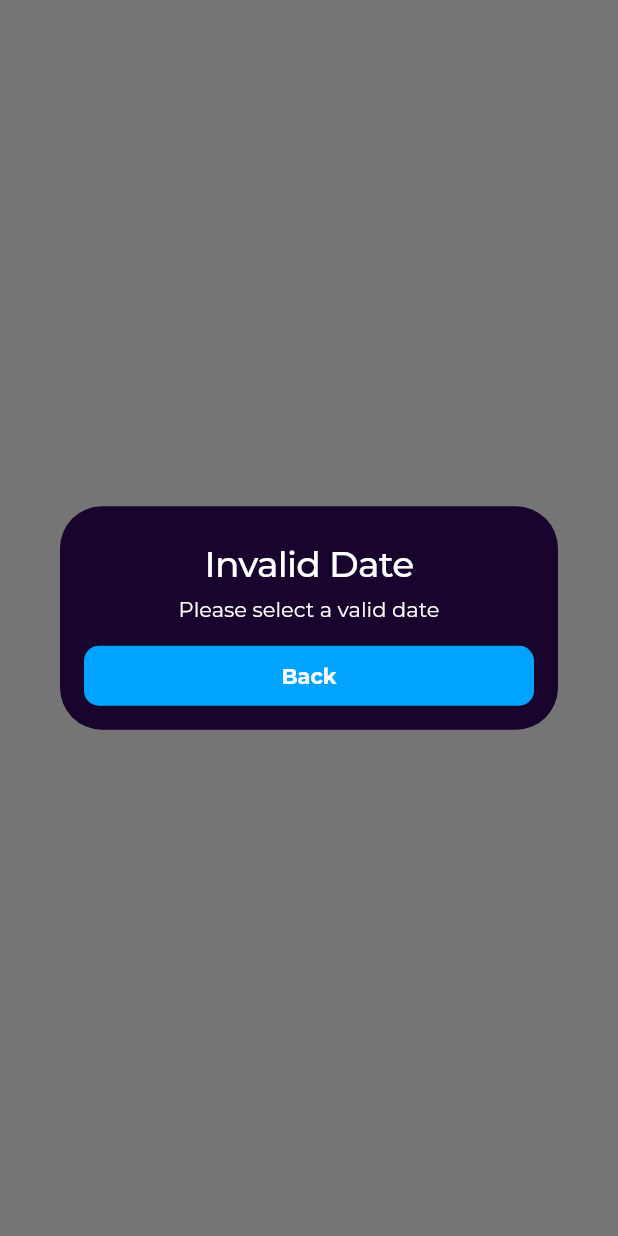
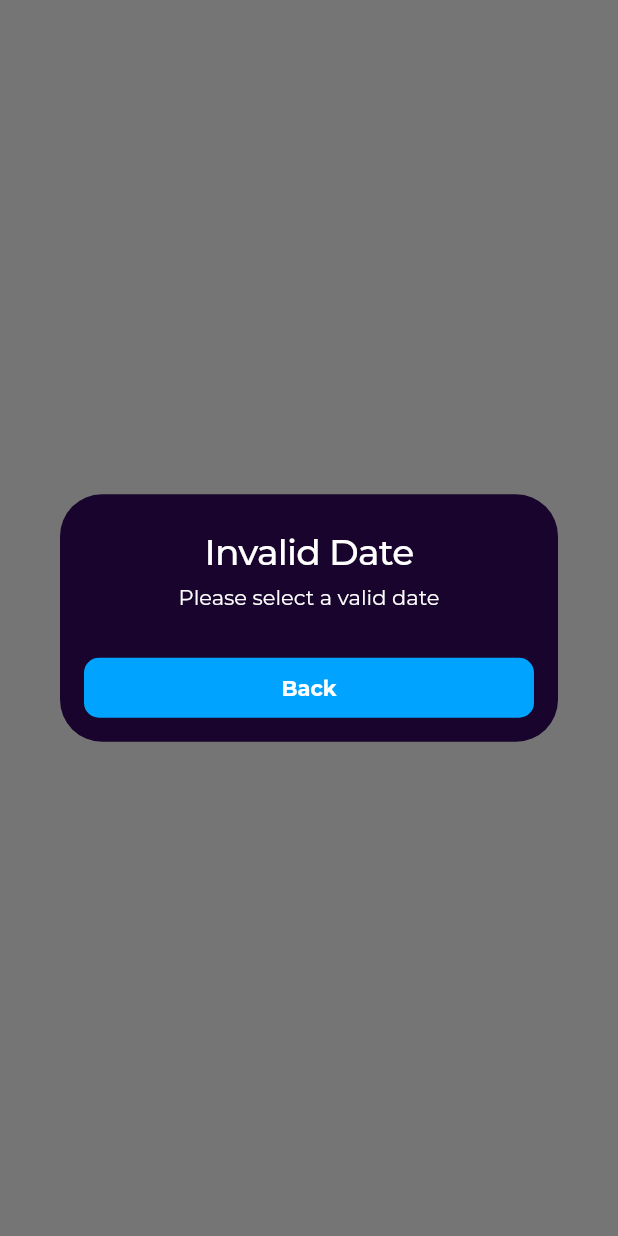
Before and after one commit to Alkali-1234/One-for-All, a Flutter app: the Calendar widget shown alone on an empty page, opened directly with empty values, after a tap on an icon or button, on a phone screen of 412 x 824 dp. Run offline on Flutter 3.47's test engine with Material 3 defaults, Android fonts, the phone set to English and light mode, and no system bars; our stand-ins replace carousel_slider, cloud_firestore, email_validator, firebase_auth, firebase_core, firebase_messaging and 10 more; missing offline and left inert: flame, flame_forge2d, flutter_shakemywidget, local_hero; accounts and stored records are empty; network calls fail; key blocks and very long unbroken strings in the code were emptied for the run.

Commit message:
Fixed calendar screen, fixed inconsistencies, updated padding to 16, added calendar screen info.

```diff
--- a/lib/screens/calendar_screen.dart
+++ b/lib/screens/calendar_screen.dart
@@ -30,7 +30,7 @@ class _CalendarScreenState extends State<CalendarScreen> {
         resizeToAvoidBottomInset: false,
         body: MainContainer(
           child: Padding(
-            padding: const EdgeInsets.all(8.0),
+            padding: const EdgeInsets.all(16.0),
             child: Column(
               children: [
                 //Month and year
@@ -60,7 +60,7 @@ class _CalendarScreenState extends State<CalendarScreen> {
                                   }
                                   selectedMonth--;
                                 });
-                                calendarKey.currentState!.initializeCalendarEvents(appState);
+                                // calendarKey.currentState!.initializeCalendarEvents(appState);
                               },
                               child: Icon(
                                 Icons.arrow_left_rounded,
@@ -79,7 +79,7 @@ class _CalendarScreenState extends State<CalendarScreen> {
                                   }
                                   selectedMonth++;
                                 });
-                                calendarKey.currentState!.initializeCalendarEvents(appState);
+                                // calendarKey.currentState!.initializeCalendarEvents(appState);
                               },
                               child: Icon(
                                 Icons.arrow_right_rounded,
@@ -95,20 +95,10 @@ class _CalendarScreenState extends State<CalendarScreen> {
                 Flexible(
                     flex: 5,
                     //not working
-                    child: PageTransitionSwitcher(
-                      transitionBuilder: (child, animation, secondaryAnimation) => SharedAxisTransition(
-                        fillColor: Colors.transparent,
-                        transitionType: SharedAxisTransitionType.horizontal,
-                        animation: animation,
-                        secondaryAnimation: secondaryAnimation,
-                        child: child,
-                      ),
-                      duration: const Duration(milliseconds: 150),
                     child: Calendar(
-                        key: calendarKey,
+                      key: Key(selectedMonth.toString() + selectedYear.toString()),
                       selectedMonth: selectedMonth,
                       selectedYear: selectedYear,
-                      ),
                     )),
                 const SizedBox(height: 10),
               ],
@@ -305,10 +295,11 @@ class _CalendarState extends State<Calendar> {
           //Check if event is in selected month and year, if yes, add to calendarDataEvents
           if (e.dueDate.month == widget.selectedMonth && e.dueDate.year == widget.selectedYear) {
             getCalendarDataEvents["events"][e.dueDate.day].add(e);
+            print("added mab data lol?????????");
           }
         }
+      });
       loadMabData = false;
-      });
     }
 
     if (appState.getLacData?.posts.isNotEmpty ?? false) {
@@ -323,6 +314,8 @@ class _CalendarState extends State<Calendar> {
       });
       loadLacData = false;
     }
+
+    if (loadMabData == false && loadLacData == false) return;
 
     print("Getting MAB Data");
 
@@ -348,7 +341,7 @@ class _CalendarState extends State<Calendar> {
     //LET'S GOO I FIXED IT
     //i'm so happy
     //i'm gonna cry
-    if (loadMabData && appState.getCurrentUser.assignedCommunity != "0") {
+    if (loadMabData && appState.getCurrentUser.assignedCommunity != "0" && appState.getMabData != null) {
       await FirebaseFirestore.instance.collection("communities").doc(appState.getCurrentUser.assignedCommunity!).collection("MAB").get().then((value) {
         for (var _element in value.docs) {
           var element = _element.data();
@@ -370,7 +363,7 @@ class _CalendarState extends State<Calendar> {
       });
     }
 
-    if (loadLacData && appState.getCurrentUser.assignedCommunity != "0" && appState.getCurrentUser.assignedSection != "0") {
+    if (loadLacData && appState.getCurrentUser.assignedCommunity != "0" && appState.getCurrentUser.assignedSection != "0" && appState.getLacData != null) {
       await FirebaseFirestore.instance.collection("communities").doc(appState.getCurrentUser.assignedCommunity!).collection("sections").doc(appState.getCurrentUser.assignedSection).collection("LAC").get().then((value) {
         for (var _element in value.docs) {
           var element = _element.data();
@@ -393,18 +386,22 @@ class _CalendarState extends State<Calendar> {
     }
 
     //Get data from MAB
+    if (loadMabData) {
       for (MabPost e in mabPosts) {
         //Check if event is in selected month and year, if yes, add to calendarDataEvents
         if (e.dueDate.month == widget.selectedMonth && e.dueDate.year == widget.selectedYear) {
           getCalendarDataEvents["events"][e.dueDate.day].add(e);
         }
       }
+    }
 
     //Get data from LAC
+    if (loadLacData) {
       for (LACPost e in lacPosts) {
         //Check if event is in selected month and year, if yes, add to calendarDataEvents
         if (e.dueDate.month == widget.selectedMonth && e.dueDate.year == widget.selectedYear) {
           getCalendarDataEvents["events"][e.dueDate.day].add(e);
+        }
       }
     }
     // Set data to appstate
@@ -561,6 +558,8 @@ class _CalendarState extends State<Calendar> {
                               context: context,
                               builder: (BuildContext context) {
                                 return SelectedDateModal(
+                                  lacPosts: getCalendarDataEvents["events"][getCalendarData["week${i + 1}"]["dates"][j]].where((item) => item is LACPost).toList(),
+                                  mabPosts: getCalendarDataEvents["events"][getCalendarData["week${i + 1}"]["dates"][j]].where((item) => item is MabPost).toList(),
                                   title: "${getCalendarDataEvents["events"][getCalendarData["week${i + 1}"]["dates"][j]].length} Events",
                                   description: "${getCalendarData["week${i + 1}"]["dates"][j]} of ${getMonthsOfTheYear[widget.selectedMonth]}, ${widget.selectedYear}",
                                 );
@@ -572,6 +571,8 @@ class _CalendarState extends State<Calendar> {
                                 return const SelectedDateModal(
                                   title: "Invalid Date",
                                   description: "Please select a valid date",
+                                  mabPosts: [],
+                                  lacPosts: [],
                                 );
                               });
                         }
@@ -599,8 +600,10 @@ class _CalendarState extends State<Calendar> {
 
 //Mab Modal
 class SelectedDateModal extends StatelessWidget {
-  const SelectedDateModal({super.key, required this.title, required this.description});
+  const SelectedDateModal({super.key, required this.title, required this.description, required this.mabPosts, required this.lacPosts});
   final String title, description;
+  final List<dynamic> mabPosts;
+  final List<dynamic> lacPosts;
 
   @override
   Widget build(BuildContext context) {
@@ -611,6 +614,7 @@ class SelectedDateModal extends StatelessWidget {
       backgroundColor: theme.background,
       child: Padding(
         padding: const EdgeInsets.all(16.0),
+        child: SingleChildScrollView(
           child: Column(
             mainAxisSize: MainAxisSize.min,
             children: [
@@ -625,6 +629,50 @@ class SelectedDateModal extends StatelessWidget {
               //Sub header
               Text(description, style: textTheme.displaySmall, textAlign: TextAlign.center),
               const SizedBox(height: 16),
+              for (int i = 0; i < mabPosts.length; i++)
+                Padding(
+                  padding: const EdgeInsets.symmetric(vertical: 4.0),
+                  child: Container(
+                    decoration: BoxDecoration(
+                      color: theme.primaryContainer,
+                      borderRadius: BorderRadius.circular(10),
+                    ),
+                    padding: const EdgeInsets.all(8),
+                    child: Row(
+                      children: [
+                        Expanded(
+                            child: Text(
+                          mabPosts[i].title,
+                          style: textTheme.displaySmall,
+                        )),
+                      ],
+                    ),
+                  ),
+                ),
+              for (int i = 0; i < lacPosts.length; i++)
+                Padding(
+                  padding: const EdgeInsets.symmetric(vertical: 4.0),
+                  child: Container(
+                    decoration: BoxDecoration(
+                      color: theme.primaryContainer,
+                      borderRadius: BorderRadius.circular(10),
+                    ),
+                    padding: const EdgeInsets.all(8),
+                    child: Row(
+                      children: [
+                        Expanded(
+                            child: Text(
+                          lacPosts[i].title,
+                          style: textTheme.displaySmall,
+                        )),
+                      ],
+                    ),
+                  ),
+                ),
+
+              const SizedBox(
+                height: 16,
+              ),
               //Back button
               Container(
                 height: 40,
@@ -655,6 +703,7 @@ class SelectedDateModal extends StatelessWidget {
             ],
           ),
         ),
+      ),
     );
   }
 }
--- a/lib/screens/mab_lac_screen.dart
+++ b/lib/screens/mab_lac_screen.dart
@@ -145,7 +145,7 @@ class _MABLACScreenState extends State<MABLACScreen> {
                   //Body
                   Expanded(
                     child: Padding(
-                      padding: const EdgeInsets.all(8.0),
+                      padding: const EdgeInsets.all(16),
                       child: Column(children: [
                         //Top selection
                         Flexible(
@@ -242,7 +242,7 @@ class _MABLACScreenState extends State<MABLACScreen> {
                                   color: theme.primaryContainer,
                                 ),
                                 child: Padding(
-                                  padding: const EdgeInsets.all(8),
+                                  padding: const EdgeInsets.all(16),
                                   child: Column(children: [
                                     //Search bar
                                     Flexible(
--- a/lib/screens/thread_screen.dart
+++ b/lib/screens/thread_screen.dart
@@ -271,7 +271,7 @@ class _ThreadBodyState extends State<ThreadBody> {
     final TextTheme ttm = widget.ttm;
 
     return Padding(
-      padding: const EdgeInsets.all(8.0),
+      padding: const EdgeInsets.all(16.0),
       child: Column(
         crossAxisAlignment: CrossAxisAlignment.start,
         children: [
@@ -402,7 +402,7 @@ class _ThreadBodyState extends State<ThreadBody> {
             itemBuilder: (context, index) {
               return Container(
                 decoration: BoxDecoration(
-                  border: index != snapshot.data!['replies'].length ? Border(bottom: BorderSide(color: tm.onBackground.withOpacity(0.25))) : null,
+                  border: index != snapshot.data!['replies'].length - 1 ? Border(bottom: BorderSide(color: tm.onBackground.withOpacity(0.25))) : null,
                 ),
                 child: ListTile(
                     title: GestureDetector(
--- a/lib/service/auth_service.dart
+++ b/lib/service/auth_service.dart
@@ -3,8 +3,6 @@ import 'dart:io';
 
 import 'package:cloud_firestore/cloud_firestore.dart';
 import 'package:firebase_auth/firebase_auth.dart';
-import 'package:firebase_core/firebase_core.dart';
-import 'package:firebase_storage/firebase_storage.dart';
 //ignore: unused_import
 import 'package:flutter/material.dart';
 import 'package:oneforall/constants.dart';
--- a/lib/styles/styles.dart
+++ b/lib/styles/styles.dart
@@ -10,6 +10,7 @@ class TextInputStyle {
 
   InputDecoration getTextInputStyle() {
     final style = InputDecoration(
+      contentPadding: const EdgeInsets.symmetric(horizontal: 10, vertical: 0),
       filled: true,
       fillColor: theme.primary,
       border: OutlineInputBorder(
```
Also changed, not shown: lib/components/quizzes_components/infinitymode_dialog.dart (+12 -6 lines), lib/main.dart (+24 -12 lines), lib/screens/community_screen.dart (+17 -8 lines), lib/screens/flashcards_screen.dart (+80 -59 lines), lib/screens/forum_screen.dart (+7 -2 lines), lib/screens/quizzes_screen.dart (+22 -17 lines), 27 other files. Lines whose indentation alone changed are shown as unchanged.
